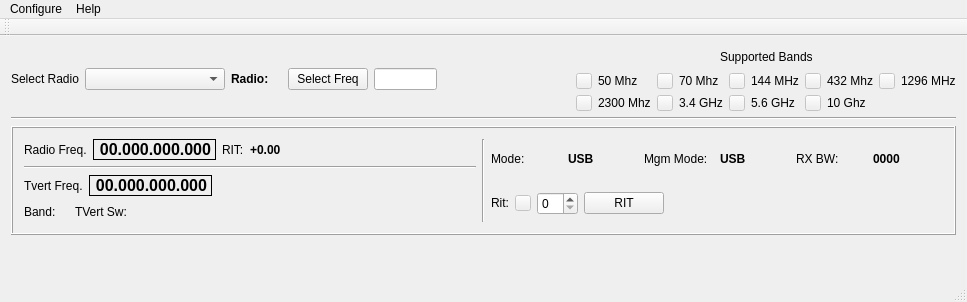
Before: the Qt Designer form mqt/MqtRigControl/rigcontrolmainwindow.ui in Rsclub22/Minos2-Mirror, drawn with Qt 5.
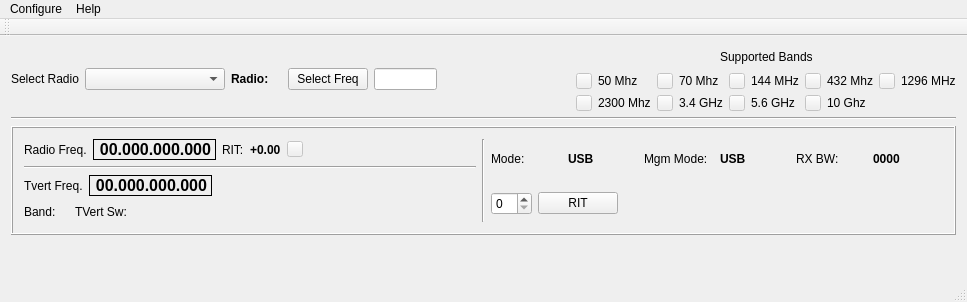
After: the same form once the commit is applied. Custom widgets are drawn as their Qt base class.

Commit message: add clear rit freq button sort rit on/off toggle with radio rit on/OFF allow rit freq update from radio when rit off

The edit to the form file:
```diff
--- a/mqt/MqtRigControl/rigcontrolmainwindow.ui
+++ b/mqt/MqtRigControl/rigcontrolmainwindow.ui
@@ -411,6 +411,22 @@
                  </property>
                 </widget>
                </item>
+               <item>
+                <widget class="QPushButton" name="ritStatusInd">
+                 <property name="enabled">
+                  <bool>false</bool>
+                 </property>
+                 <property name="maximumSize">
+                  <size>
+                   <width>16</width>
+                   <height>16</height>
+                  </size>
+                 </property>
+                 <property name="text">
+                  <string/>
+                 </property>
+                </widget>
+               </item>
                <item>
                 <spacer name="horizontalSpacer_2">
                  <property name="orientation">
@@ -620,34 +636,7 @@
                  <item>
                   <layout class="QVBoxLayout" name="verticalLayout_5">
                    <item>
-                    <layout class="QHBoxLayout" name="horizontalLayout_13">
-                     <item>
-                      <widget class="QLabel" name="ritStatusLabel">
-                       <property name="text">
-                        <string>Rit:</string>
-                       </property>
-                       <property name="alignment">
-                        <set>Qt::AlignCenter</set>
-                       </property>
-                      </widget>
-                     </item>
-                     <item>
-                      <widget class="QPushButton" name="ritStatusInd">
-                       <property name="enabled">
-                        <bool>false</bool>
-                       </property>
-                       <property name="maximumSize">
-                        <size>
-                         <width>16</width>
-                         <height>16</height>
-                        </size>
-                       </property>
-                       <property name="text">
-                        <string/>
-                       </property>
-                      </widget>
-                     </item>
-                    </layout>
+                    <layout class="QHBoxLayout" name="horizontalLayout_13"/>
                    </item>
                   </layout>
                  </item>
```
The commit also changes 4 other files.
